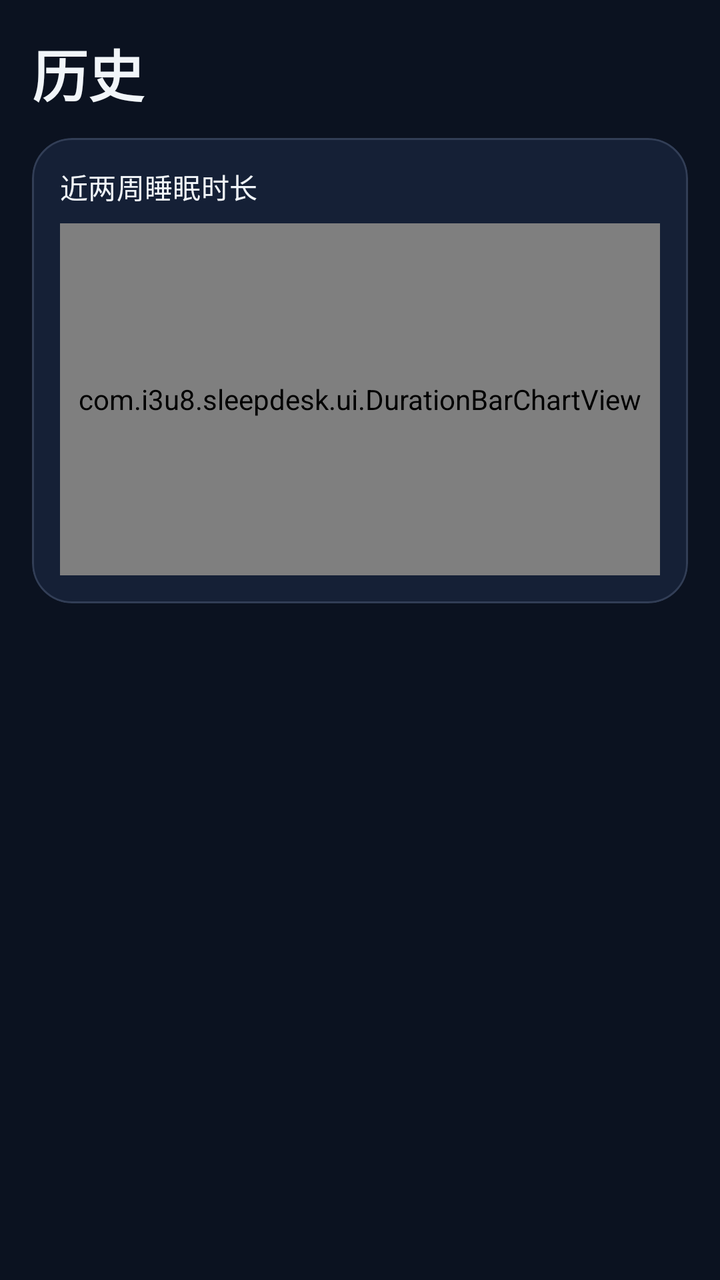
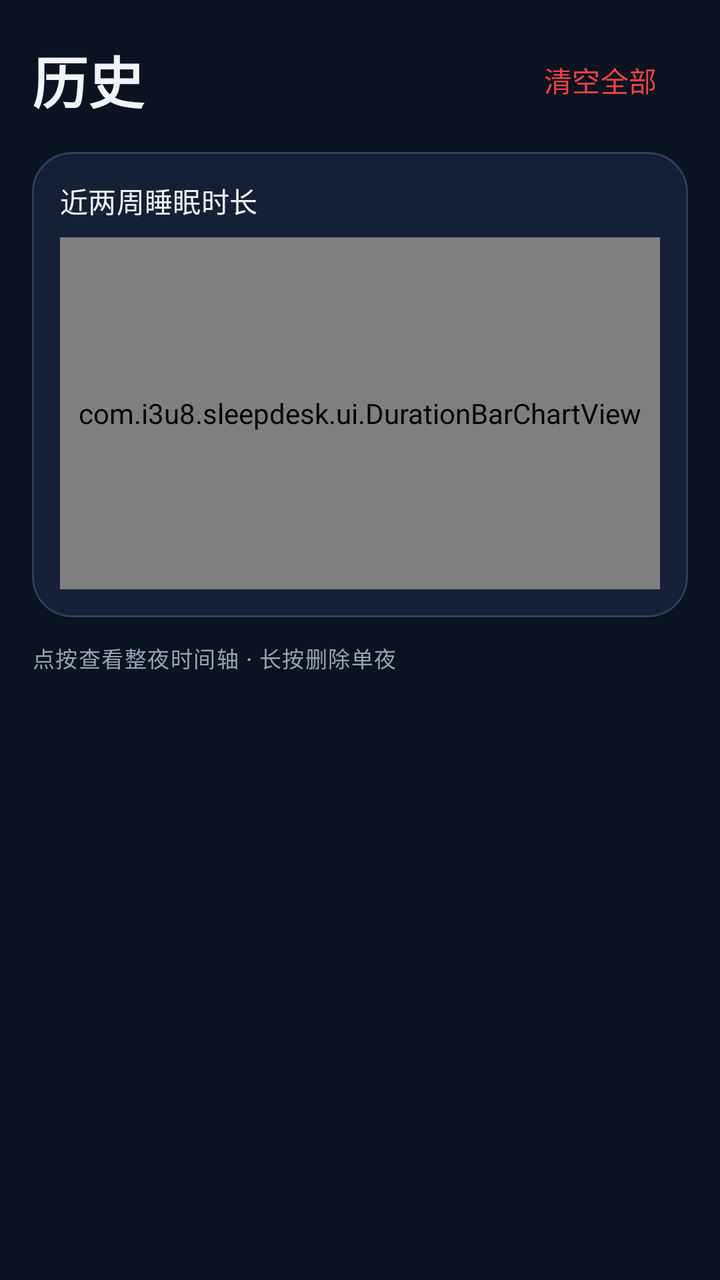

The first picture is an Android layout as it rendered before a commit; the second is the same layout after the commit. The layout source and the unified diff follow.
<!-- AndroidManifest.xml: application theme Theme.SleepDesk -->
<!-- res/layout/fragment_history.xml -->
<?xml version="1.0" encoding="utf-8"?>
<LinearLayout xmlns:android="http://schemas.android.com/apk/res/android"
    xmlns:app="http://schemas.android.com/apk/res-auto"
    android:layout_width="match_parent"
    android:layout_height="match_parent"
    android:orientation="vertical"
    android:paddingStart="16dp"
    android:paddingEnd="16dp"
    android:paddingTop="16dp"
    android:paddingBottom="8dp"
    android:background="@color/bg">

    <TextView
        android:layout_width="match_parent"
        android:layout_height="wrap_content"
        android:text="@string/tab_history"
        android:textAppearance="?attr/textAppearanceHeadlineMedium"
        android:textColor="@color/on_bg"
        android:textStyle="bold"
        android:paddingBottom="12dp" />

    <com.google.android.material.card.MaterialCardView
        android:layout_width="match_parent"
        android:layout_height="wrap_content"
        android:layout_marginBottom="12dp"
        app:cardBackgroundColor="@color/card_bg"
        app:cardCornerRadius="20dp"
        app:cardElevation="0dp"
        app:strokeWidth="1dp"
        app:strokeColor="@color/card_stroke">

        <LinearLayout
            android:layout_width="match_parent"
            android:layout_height="wrap_content"
            android:orientation="vertical"
            android:padding="14dp">

            <TextView
                android:layout_width="match_parent"
                android:layout_height="wrap_content"
                android:text="@string/history_chart_title"
                android:textAppearance="?attr/textAppearanceTitleSmall"
                android:textColor="@color/on_bg"
                android:paddingBottom="8dp" />

            <com.i3u8.sleepdesk.ui.DurationBarChartView
                android:id="@+id/chartDuration"
                android:layout_width="match_parent"
                android:layout_height="176dp" />
        </LinearLayout>
    </com.google.android.material.card.MaterialCardView>

    <TextView
        android:id="@+id/tvEmpty"
        android:layout_width="match_parent"
        android:layout_height="wrap_content"
        android:text="@string/history_empty"
        android:textColor="@color/muted"
        android:textAppearance="?attr/textAppearanceBodyMedium"
        android:gravity="center"
        android:padding="32dp"
        android:visibility="gone" />

    <androidx.recyclerview.widget.RecyclerView
        android:id="@+id/rvHistory"
        android:layout_width="match_parent"
        android:layout_height="0dp"
        android:layout_weight="1"
        android:clipToPadding="false"
        android:paddingBottom="8dp" />
</LinearLayout>
<!-- resources referenced by this layout -->
<resources>
  <color name="bg">#FF0B1220</color>
  <color name="card_bg">#FF152036</color>
  <color name="card_stroke">#33A5B4D4</color>
  <color name="muted">#FF94A3B8</color>
  <color name="on_bg">#FFF1F5F9</color>
  <string name="history_chart_title">近两周睡眠时长</string>
  <string name="history_empty">还没有历史记录。今晚点「开始睡」吧。</string>
  <string name="tab_history">历史</string>
  <style name="Theme.SleepDesk" parent="Theme.Material3.Dark.NoActionBar">
          <item name="colorPrimary">@color/accent</item>
          <item name="colorOnPrimary">@android:color/white</item>
          <item name="colorPrimaryContainer">@color/accent_dim</item>
          <item name="colorOnPrimaryContainer">@color/on_bg</item>
          <item name="colorSecondary">@color/start_green</item>
          <item name="colorOnSecondary">@android:color/white</item>
          <item name="colorSurface">@color/card_bg</item>
          <item name="colorOnSurface">@color/on_bg</item>
          <item name="colorOnSurfaceVariant">@color/muted</item>
          <item name="android:colorBackground">@color/bg</item>
          <item name="colorOutline">@color/card_stroke</item>
          <item name="android:statusBarColor">@color/bg</item>
          <item name="android:navigationBarColor">@color/nav_bg</item>
          <item name="android:windowBackground">@color/bg</item>
          <item name="bottomSheetDialogTheme">@style/ThemeOverlay.SleepDesk.BottomSheet</item>
      </style>
  <color name="accent">#FF7C9CFF</color>
  <color name="accent_dim">#FF3D4F8C</color>
  <color name="start_green">#FF22C55E</color>
  <color name="nav_bg">#FF121A2B</color>
  <style name="ThemeOverlay.SleepDesk.BottomSheet" parent="ThemeOverlay.Material3.BottomSheetDialog">
          <item name="bottomSheetStyle">@style/Widget.SleepDesk.BottomSheet</item>
      </style>
  <style name="Widget.SleepDesk.BottomSheet" parent="Widget.Material3.BottomSheet.Modal">
          <item name="backgroundTint">@color/card_bg</item>
          <item name="shapeAppearance">@style/ShapeAppearance.SleepDesk.Large</item>
      </style>
  <style name="ShapeAppearance.SleepDesk.Large" parent="ShapeAppearance.Material3.LargeComponent">
          <item name="cornerFamily">rounded</item>
          <item name="cornerSize">24dp</item>
      </style>
</resources>

<!-- the commit's change to res/layout/fragment_history.xml (unified diff, before → after) -->
@@ -10,14 +10,31 @@
     android:paddingBottom="8dp"
     android:background="@color/bg">
 
-    <TextView
+    <LinearLayout
         android:layout_width="match_parent"
         android:layout_height="wrap_content"
-        android:text="@string/tab_history"
-        android:textAppearance="?attr/textAppearanceHeadlineMedium"
-        android:textColor="@color/on_bg"
-        android:textStyle="bold"
-        android:paddingBottom="12dp" />
+        android:orientation="horizontal"
+        android:gravity="center_vertical"
+        android:paddingBottom="12dp">
+
+        <TextView
+            android:layout_width="0dp"
+            android:layout_height="wrap_content"
+            android:layout_weight="1"
+            android:text="@string/tab_history"
+            android:textAppearance="?attr/textAppearanceHeadlineMedium"
+            android:textColor="@color/on_bg"
+            android:textStyle="bold" />
+
+        <com.google.android.material.button.MaterialButton
+            android:id="@+id/btnClearAll"
+            style="@style/Widget.Material3.Button.TextButton"
+            android:layout_width="wrap_content"
+            android:layout_height="wrap_content"
+            android:text="@string/btn_clear_all"
+            android:textColor="@color/stop_red"
+            android:textAllCaps="false" />
+    </LinearLayout>
 
     <com.google.android.material.card.MaterialCardView
         android:layout_width="match_parent"
@@ -61,6 +78,14 @@
         android:padding="32dp"
         android:visibility="gone" />
 
+    <TextView
+        android:layout_width="match_parent"
+        android:layout_height="wrap_content"
+        android:text="@string/history_long_press_hint"
+        android:textAppearance="?attr/textAppearanceLabelSmall"
+        android:textColor="@color/muted"
+        android:paddingBottom="6dp" />
+
     <androidx.recyclerview.widget.RecyclerView
         android:id="@+id/rvHistory"
         android:layout_width="match_parent"
<!-- resource entries referenced after the edit -->
@@ -5,8 +5,11 @@
   <color name="card_stroke">#33A5B4D4</color>
   <color name="muted">#FF94A3B8</color>
   <color name="on_bg">#FFF1F5F9</color>
+  <color name="stop_red">#FFEF4444</color>
+  <string name="btn_clear_all">清空全部</string>
   <string name="history_chart_title">近两周睡眠时长</string>
   <string name="history_empty">还没有历史记录。今晚点「开始睡」吧。</string>
+  <string name="history_long_press_hint">点按查看整夜时间轴 · 长按删除单夜</string>
   <string name="tab_history">历史</string>
   <style name="Theme.SleepDesk" parent="Theme.Material3.Dark.NoActionBar">
           <item name="colorPrimary">@color/accent</item>
